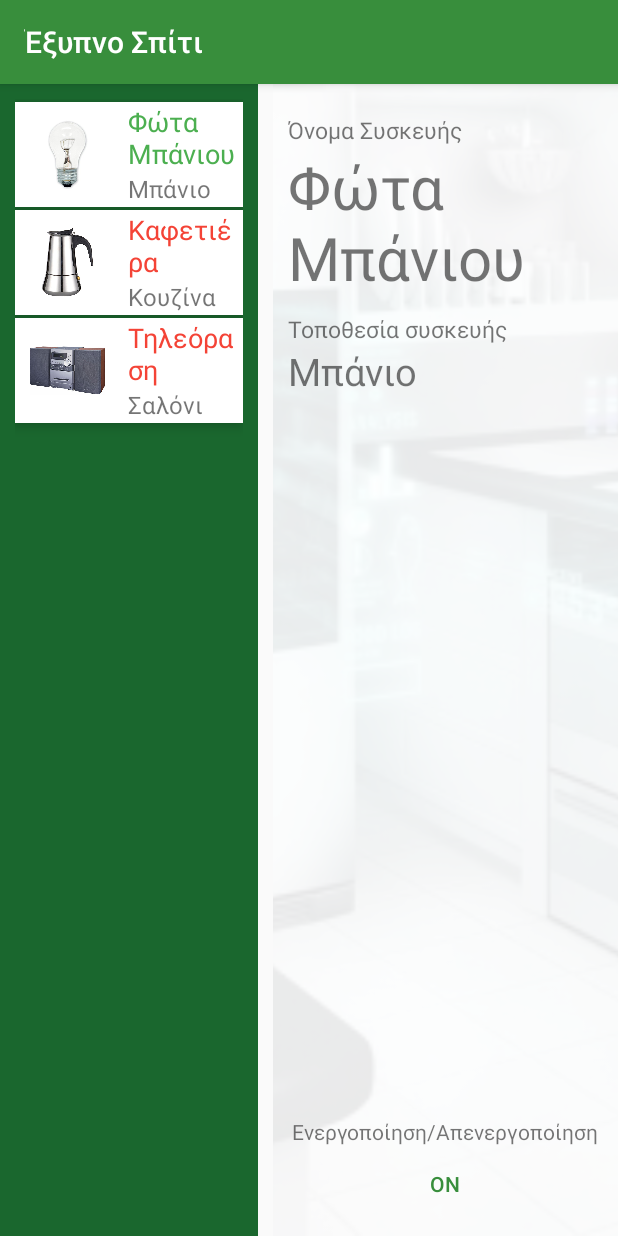
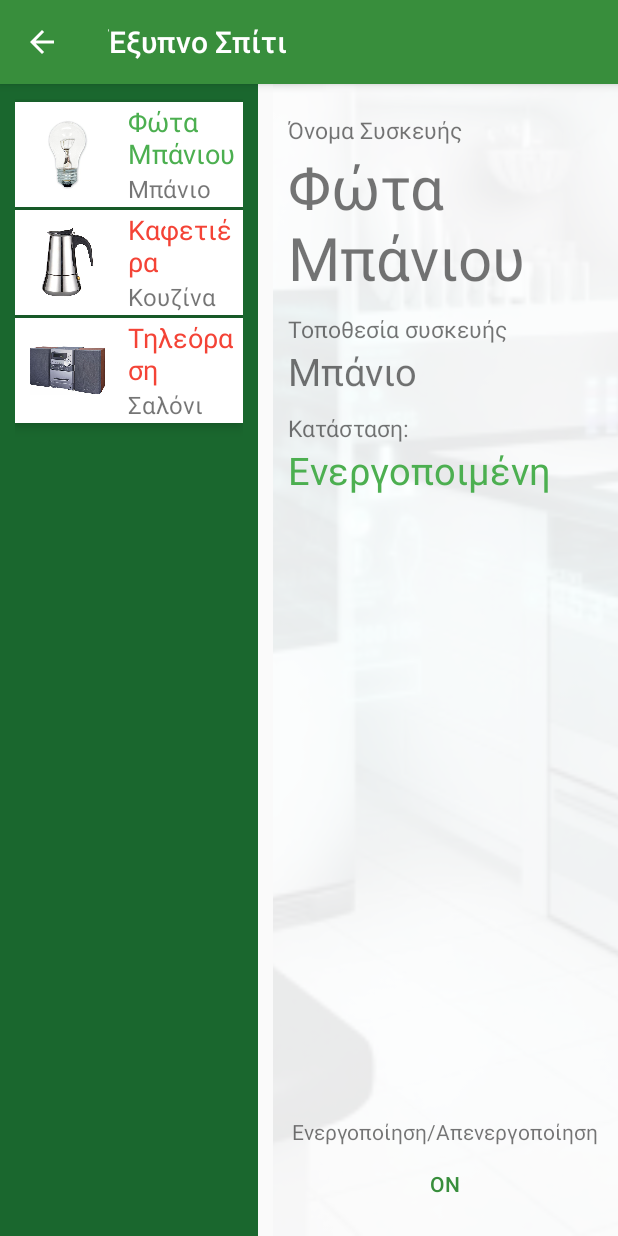
Before and after one commit to kerk12/SmartCityAssistant, an Android app: the SmartHome screen opened directly, with no data from a screen before it, on a phone screen of 412 x 824 dp. Run offline under Robolectric (Android 15) with nearby library versions, the phone set to English and light mode, and no system bars.

Commit message:
Bugfixing started...

```diff
--- a/app/src/main/AndroidManifest.xml
+++ b/app/src/main/AndroidManifest.xml
@@ -38,9 +38,11 @@
             android:name=".SmartSchedulePlanner"
             android:label="@string/title_activity_smart_schedule_planner"
             android:parentActivityName=".MainMenuActivity" />
-        <activity android:name=".SmartHome" />
+        <activity android:name=".SmartHome"
+            android:parentActivityName=".MainMenuActivity"/>
         <activity android:name=".EOrderMainActivity" />
-        <activity android:name=".ElderMonitoringActivity" />
+        <activity android:name=".ElderMonitoringActivity"
+            android:parentActivityName=".MainMenuActivity"/>
         <activity android:name=".HelpActivity"></activity>
     </application>
 
--- a/app/src/main/java/com/kerk12/smartcityassistant/SmartHome.java
+++ b/app/src/main/java/com/kerk12/smartcityassistant/SmartHome.java
@@ -22,7 +22,7 @@ public class SmartHome extends AppCompatActivity {
     private RecyclerView.Adapter mAdapter;
     private RecyclerView.LayoutManager SPMan;
 
-    private TextView deviceName, deviceLocation, extra_settings_label;
+    private TextView deviceName, deviceLocation, extra_settings_label, deviceStatus;
     private ToggleButton powerButton;
     private int deviceSelected = 0;
     private LinearLayout errors_layout, extraSettingsLayout;
@@ -114,6 +114,13 @@ public class SmartHome extends AppCompatActivity {
         SmartDevice smartDev = SmartDeviceManager.getDeviceList(getApplicationContext()).get(deviceSelected);
         deviceName.setText(smartDev.getName());
         deviceLocation.setText(smartDev.getLocation());
+        if (smartDev.isActivated()){
+            deviceStatus.setTextColor(getResources().getColor(R.color.device_enabled));
+            deviceStatus.setText("Ενεργοποιμένη");
+        } else {
+            deviceStatus.setTextColor(getResources().getColor(R.color.device_disabled));
+            deviceStatus.setText("Απενεργοποιημένη");
+        }
         powerButton.setChecked(smartDev.isActivated());
 
         extraSettingsLayout.removeAllViews();
@@ -154,6 +161,8 @@ public class SmartHome extends AppCompatActivity {
         deviceName = (TextView) findViewById(R.id.device_name);
         deviceLocation = (TextView) findViewById(R.id.device_location);
 
+        deviceStatus = (TextView)findViewById(R.id.device_status);
+
         errors_layout = (LinearLayout) findViewById(R.id.errors_layout);
         errors = (TextView) findViewById(R.id.device_error);
         extra_settings_label = (TextView) findViewById(R.id.extra_settings_label);
@@ -166,6 +175,7 @@ public class SmartHome extends AppCompatActivity {
             public void onCheckedChanged(CompoundButton buttonView, boolean isChecked) {
                 SmartDeviceManager.SetPower(deviceSelected, isChecked);
                 UpdateAdapter();
+                UpdateDetails();
             }
         });
 
--- a/app/src/main/res/layout/activity_smart_home.xml
+++ b/app/src/main/res/layout/activity_smart_home.xml
@@ -77,6 +77,24 @@
                     android:textSize="25sp" />
             </LinearLayout>
             <LinearLayout
+                style="@style/smart_home_layout_padding"
+                android:layout_width="match_parent"
+                android:layout_height="wrap_content"
+                android:orientation="vertical"
+                >
+                <TextView
+                    android:layout_width="wrap_content"
+                    android:layout_height="wrap_content"
+                    android:text="@string/device_status"
+                    android:textSize="15sp"/>
+                <TextView
+                    android:id="@+id/device_status"
+                    android:layout_width="match_parent"
+                    android:layout_height="wrap_content"
+                    android:text="Device Location"
+                    android:textSize="25sp" />
+            </LinearLayout>
+            <LinearLayout
                 android:id="@+id/errors_layout"
                 style="@style/smart_home_layout_padding"
                 android:layout_width="match_parent"
@@ -97,6 +115,7 @@
                     android:textColor="@color/error"
                     android:textSize="15sp" />
             </LinearLayout>
+
 
             <TextView
                 android:id="@+id/extra_settings_label"
--- a/app/src/main/res/layout/fragment_main_menu.xml
+++ b/app/src/main/res/layout/fragment_main_menu.xml
@@ -161,14 +161,14 @@
                 android:layout_height="wrap_content"
                 android:layout_alignParentTop="true"
                 android:layout_toEndOf="@+id/imageView4"
-                android:text="@string/OnlineOrder" />
+                android:text="@string/ElderMonitoring" />
 
             <TextView
                 android:layout_width="wrap_content"
                 android:layout_height="wrap_content"
                 android:layout_centerVertical="true"
                 android:layout_toEndOf="@+id/imageView4"
-                android:text="@string/OnlineOrder_Description" />
+                android:text="@string/ElderMonitoring_Description" />
         </RelativeLayout>
 
     </android.support.v7.widget.CardView>
```
Also changed, not shown: app/src/main/java/com/kerk12/smartcityassistant/SmartSchedulePlanner.java (+6 -1 lines), app/src/main/res/layout/activity_smart_schedule_planner.xml (+16 -2 lines), app/src/main/res/values/strings.xml (+5 -2 lines).
